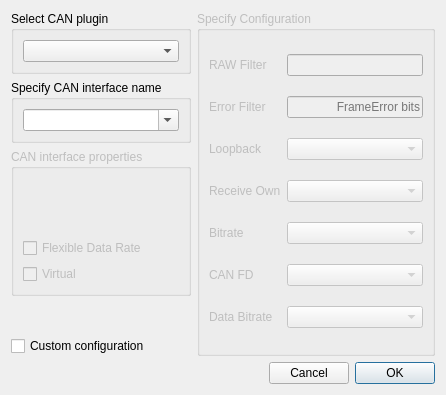
First picture: the form in qtserialbus/examples/serialbus/can/connectdialog.ui, repository plexinc/qt-fork, before the edit.
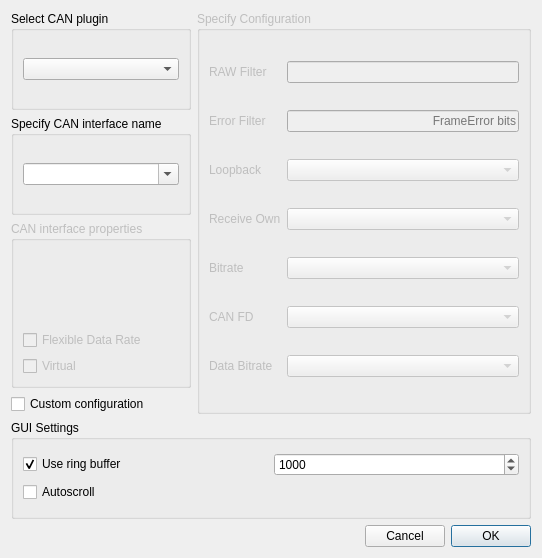
Second picture: the form after the edit. Custom widgets are drawn as their Qt base class.

Diff of the .ui file:
```diff
--- a/qtserialbus/examples/serialbus/can/connectdialog.ui
+++ b/qtserialbus/examples/serialbus/can/connectdialog.ui
@@ -6,54 +6,16 @@
    <rect>
     <x>0</x>
     <y>0</y>
-    <width>446</width>
-    <height>395</height>
+    <width>542</width>
+    <height>558</height>
    </rect>
   </property>
   <property name="windowTitle">
    <string>Connect</string>
   </property>
-  <layout class="QGridLayout" name="gridLayout_2">
-   <item row="5" column="0" colspan="2">
-    <layout class="QHBoxLayout" name="horizontalLayout">
-     <item>
-      <spacer name="horizontalSpacer">
-       <property name="orientation">
-        <enum>Qt::Horizontal</enum>
-       </property>
-       <property name="sizeHint" stdset="0">
-        <size>
-         <width>96</width>
-         <height>20</height>
-        </size>
-       </property>
-      </spacer>
-     </item>
-     <item>
-      <widget class="QPushButton" name="cancelButton">
-       <property name="text">
-        <string>Cancel</string>
-       </property>
-       <property name="autoDefault">
-        <bool>false</bool>
-       </property>
-      </widget>
-     </item>
-     <item>
-      <widget class="QPushButton" name="okButton">
-       <property name="text">
-        <string>OK</string>
-       </property>
-       <property name="autoDefault">
-        <bool>false</bool>
-       </property>
-       <property name="default">
-        <bool>true</bool>
-       </property>
-      </widget>
-     </item>
-    </layout>
-   </item>
+  <layout class="QGridLayout" name="gridLayout_6">
+   <item row="0" column="0">
+    <layout class="QGridLayout" name="gridLayout_5">
    <item row="0" column="0">
     <widget class="QGroupBox" name="selectPluginBox">
      <property name="title">
@@ -66,7 +28,7 @@
      </layout>
     </widget>
    </item>
-   <item row="0" column="1" rowspan="5">
+     <item row="0" column="1" rowspan="4">
     <widget class="QGroupBox" name="configurationBox">
      <property name="enabled">
       <bool>false</bool>
@@ -175,13 +137,6 @@
      </layout>
     </widget>
    </item>
-   <item row="4" column="0">
-    <widget class="QCheckBox" name="useConfigurationBox">
-     <property name="text">
-      <string>Custom configuration</string>
-     </property>
-    </widget>
-   </item>
    <item row="2" column="0">
     <widget class="QGroupBox" name="interfacePropertiesBox">
      <property name="enabled">
@@ -205,6 +160,13 @@
         </property>
        </widget>
       </item>
+        <item>
+         <widget class="QLabel" name="aliasLabel">
+          <property name="text">
+           <string/>
+          </property>
+         </widget>
+        </item>
       <item>
        <widget class="QLabel" name="channelLabel">
         <property name="text">
@@ -228,6 +190,117 @@
       </item>
      </layout>
     </widget>
+     </item>
+     <item row="3" column="0">
+      <widget class="QCheckBox" name="useConfigurationBox">
+       <property name="text">
+        <string>Custom configuration</string>
+       </property>
+      </widget>
+     </item>
+     <item row="4" column="0" colspan="2">
+      <widget class="QGroupBox" name="groupBox">
+       <property name="title">
+        <string>GUI Settings</string>
+       </property>
+       <layout class="QGridLayout" name="gridLayout_2">
+        <item row="0" column="0">
+         <layout class="QVBoxLayout" name="verticalLayout_2">
+          <item>
+           <layout class="QHBoxLayout" name="horizontalLayout_2">
+            <item>
+             <widget class="QCheckBox" name="ringBufferBox">
+              <property name="toolTip">
+               <string>&lt;html&gt;&lt;head/&gt;&lt;body&gt;&lt;p&gt;Use ring buffer in table view model&lt;/p&gt;&lt;/body&gt;&lt;/html&gt;</string>
+              </property>
+              <property name="text">
+               <string>Use ring buffer</string>
+              </property>
+              <property name="checked">
+               <bool>true</bool>
+              </property>
+             </widget>
+            </item>
+            <item>
+             <widget class="QSpinBox" name="ringBufferLimitBox">
+              <property name="toolTip">
+               <string>&lt;html&gt;&lt;head/&gt;&lt;body&gt;&lt;p&gt;Limit of ring buffer in table view model&lt;/p&gt;&lt;/body&gt;&lt;/html&gt;</string>
+              </property>
+              <property name="minimum">
+               <number>10</number>
+              </property>
+              <property name="maximum">
+               <number>10000000</number>
+              </property>
+              <property name="singleStep">
+               <number>10</number>
+              </property>
+              <property name="stepType">
+               <enum>QAbstractSpinBox::AdaptiveDecimalStepType</enum>
+              </property>
+              <property name="value">
+               <number>1000</number>
+              </property>
+             </widget>
+            </item>
+           </layout>
+          </item>
+          <item>
+           <widget class="QCheckBox" name="autoscrollBox">
+            <property name="toolTip">
+             <string>&lt;html&gt;&lt;head/&gt;&lt;body&gt;&lt;p&gt;Scroll to bottom table view on each portion of received frames&lt;/p&gt;&lt;/body&gt;&lt;/html&gt;</string>
+            </property>
+            <property name="text">
+             <string>Autoscroll</string>
+            </property>
+           </widget>
+          </item>
+         </layout>
+        </item>
+       </layout>
+      </widget>
+     </item>
+     <item row="5" column="0" colspan="2">
+      <layout class="QHBoxLayout" name="horizontalLayout">
+       <item>
+        <spacer name="horizontalSpacer">
+         <property name="orientation">
+          <enum>Qt::Horizontal</enum>
+         </property>
+         <property name="sizeHint" stdset="0">
+          <size>
+           <width>96</width>
+           <height>20</height>
+          </size>
+         </property>
+        </spacer>
+       </item>
+       <item>
+        <widget class="QPushButton" name="cancelButton">
+         <property name="text">
+          <string>Cancel</string>
+         </property>
+         <property name="autoDefault">
+          <bool>false</bool>
+         </property>
+        </widget>
+       </item>
+       <item>
+        <widget class="QPushButton" name="okButton">
+         <property name="text">
+          <string>OK</string>
+         </property>
+         <property name="autoDefault">
+          <bool>false</bool>
+         </property>
+         <property name="default">
+          <bool>true</bool>
+         </property>
+        </widget>
+       </item>
+      </layout>
+     </item>
+    </layout>
    </item>
   </layout>
  </widget>
```
Lines whose indentation alone changed are shown as unchanged.
